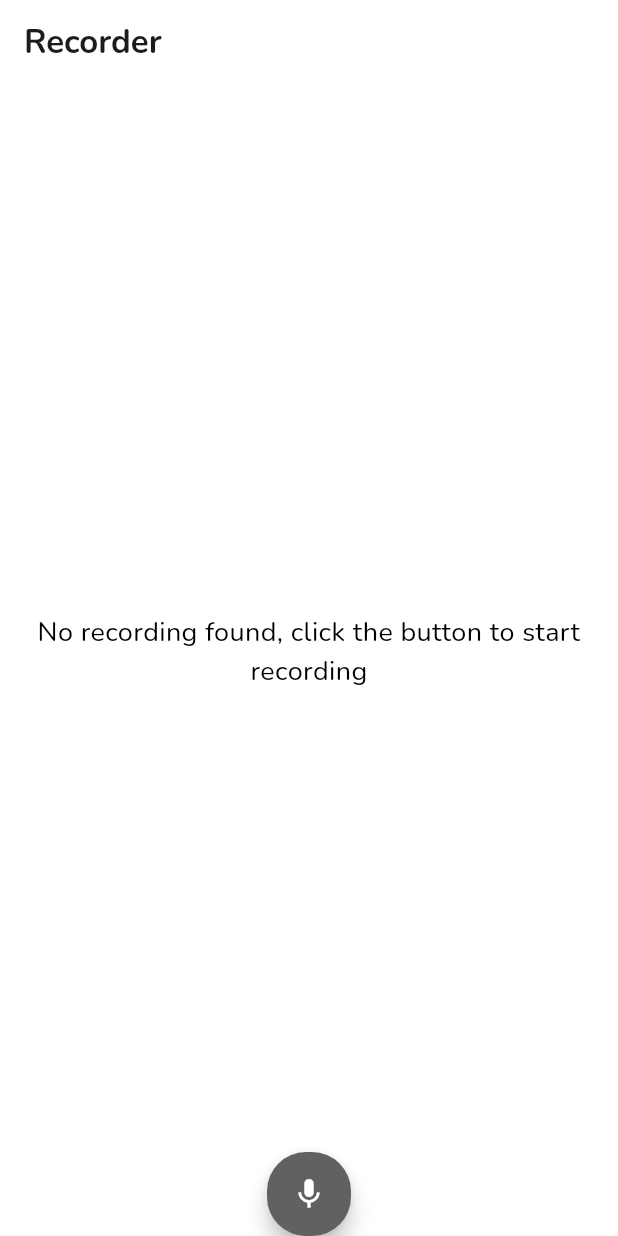
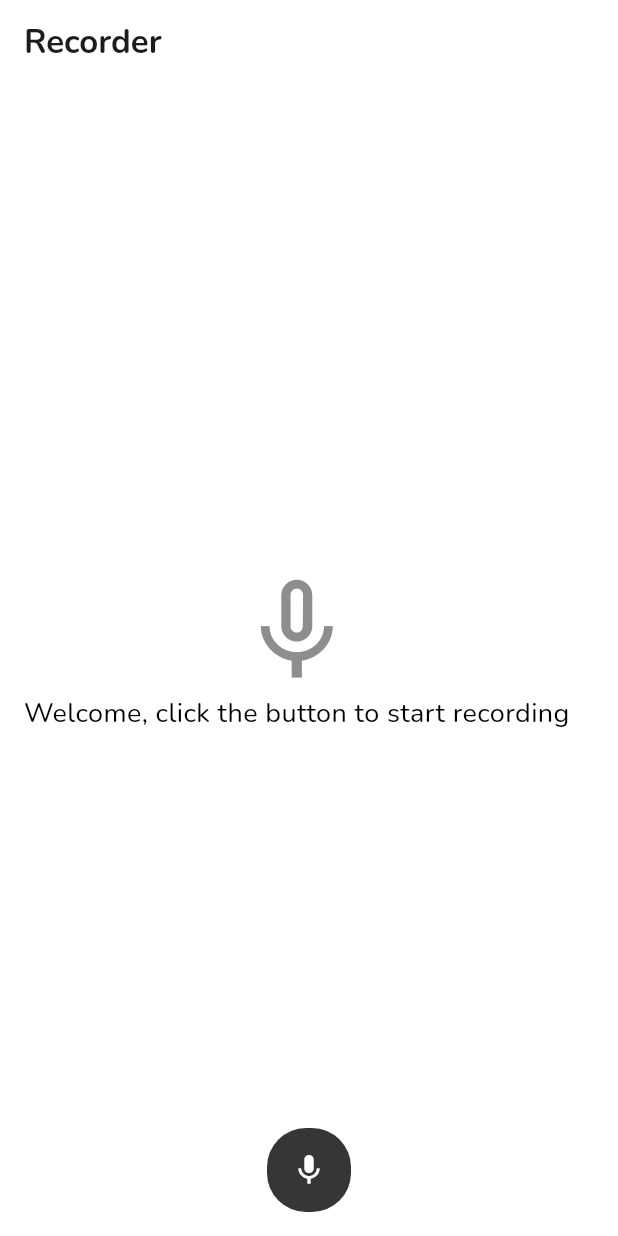
Before and after one commit to Justdivine7/audio-player-and-recorder, a Flutter app: the screen it shows after launch, on a phone screen of 412 x 824 dp. Run offline on Flutter 3.47's test engine with Material 3 defaults, Android fonts, the phone set to English and light mode, and no system bars; our stand-ins replace just_audio, share_plus, shared_preferences; missing offline and left inert: audio_waveforms, mini_music_visualizer, record.

Commit message:
further updates

```diff
--- a/lib/home_page.dart
+++ b/lib/home_page.dart
@@ -1,3 +1,4 @@
+import 'dart:async';
 import 'dart:io';
 
 import 'package:audio_player/widgets/build_body.dart';
@@ -85,12 +86,21 @@ class _HomePageState extends State<HomePage> {
   void initState() {
     super.initState();
     loadRecordings();
+    audioPlayer.playerStateStream.listen((state) {
+      if (state.processingState == ProcessingState.completed) {
+        setState(() {
+          currentlyPlaying = null;
+        });
+        audioPlayer.stop();
+      }
+    });
   }
 
   @override
   void dispose() {
     super.dispose();
     saveRecordings();
+    audioPlayer.dispose();
   }
 
   @override
@@ -126,7 +136,9 @@ class _HomePageState extends State<HomePage> {
               currentlyPlaying = value;
             });
           }),
-      floatingActionButton: RecordingButton(
+      floatingActionButton: Padding(
+        padding: const EdgeInsets.all(16.0),
+        child: RecordingButton(
             isRecording: isRecording,
             recordingPath: recordingPath,
             audioRecorder: audioRecorder,
@@ -152,6 +164,7 @@ class _HomePageState extends State<HomePage> {
                 recordingCount = val;
               });
             }),
+      ),
     );
   }
 }
--- a/lib/theme/theme_data.dart
+++ b/lib/theme/theme_data.dart
@@ -5,17 +5,13 @@ ThemeData lightTheme = ThemeData(
   brightness: Brightness.light,
   fontFamily: 'Nunito',
   scaffoldBackgroundColor: Colors.white,
-  cardColor: const Color.fromRGBO(
-    242,
-    244,
-    247,
-    1,
-  ),
+  cardColor: const Color.fromARGB(255, 141, 142, 143),
   hintColor: const Color.fromRGBO(255, 108, 0, 1),
   focusColor: Colors.black,
   primaryColor: Colors.white,
   canvasColor: Colors.grey[400]!,
   highlightColor: Colors.grey[100]!,
+  indicatorColor: const Color.fromARGB(255, 54, 54, 54),
   textTheme: const TextTheme(
     bodyMedium: TextStyle(color: Colors.black),
   ),
@@ -36,6 +32,7 @@ ThemeData darkTheme = ThemeData(
   focusColor: Colors.white,
   hintColor: const Color.fromRGBO(255, 108, 0, 1),
   primaryColor: Colors.white,
+  indicatorColor: const Color.fromARGB(255, 123, 122, 122),
   textTheme: const TextTheme(
     bodySmall: TextStyle(color: Colors.white),
   ),
--- a/lib/widgets/recording_button.dart
+++ b/lib/widgets/recording_button.dart
@@ -33,8 +33,9 @@ class RecordingButton extends StatelessWidget {
   @override
   Widget build(BuildContext context) {
     return FloatingActionButton(
-      backgroundColor: Colors.grey.shade700,
-      foregroundColor: Colors.white,
+      elevation: 0,
+      backgroundColor: Theme.of(context).indicatorColor,
+      foregroundColor: Theme.of(context).scaffoldBackgroundColor,
       shape: RoundedRectangleBorder(
         borderRadius: BorderRadius.circular(26),
       ),
@@ -54,10 +55,8 @@ class RecordingButton extends StatelessWidget {
             if (downloadsDir == null) {
               throw Exception('No downloads directory');
             }
-            final int newCount = recordingCount + 1;
-            onRecordingCountChanged(newCount);
-            final String uniqueFileName = 'recording$newCount.mp3';
-            final String audioPath = p.join(downloadsDir.path, uniqueFileName);
+            final String audioPath =
+                await getNextAvailableRecordingPath(downloadsDir);
             await audioRecorder.start(const RecordConfig(), path: audioPath);
             onRecordingStateChanged(true);
             onRecordingPathChanged(null);
@@ -73,4 +72,15 @@ class RecordingButton extends StatelessWidget {
       child: isRecording ? const Icon(Icons.stop) : const Icon(Icons.mic),
     );
   }
+
+  Future<String> getNextAvailableRecordingPath(Directory dir) async {
+    int index = 1;
+    String path;
+    do {
+      path = p.join(dir.path, 'recording$index.mp3');
+      index++;
+    } while (await File(path).exists());
+
+    return path;
+  }
 }
```
Also changed, not shown: lib/widgets/audio_recording_page.dart (deleted, +0 -125 lines), lib/widgets/build_body.dart (+54 -28 lines), 129 other files. Lines whose indentation alone changed are shown as unchanged.
